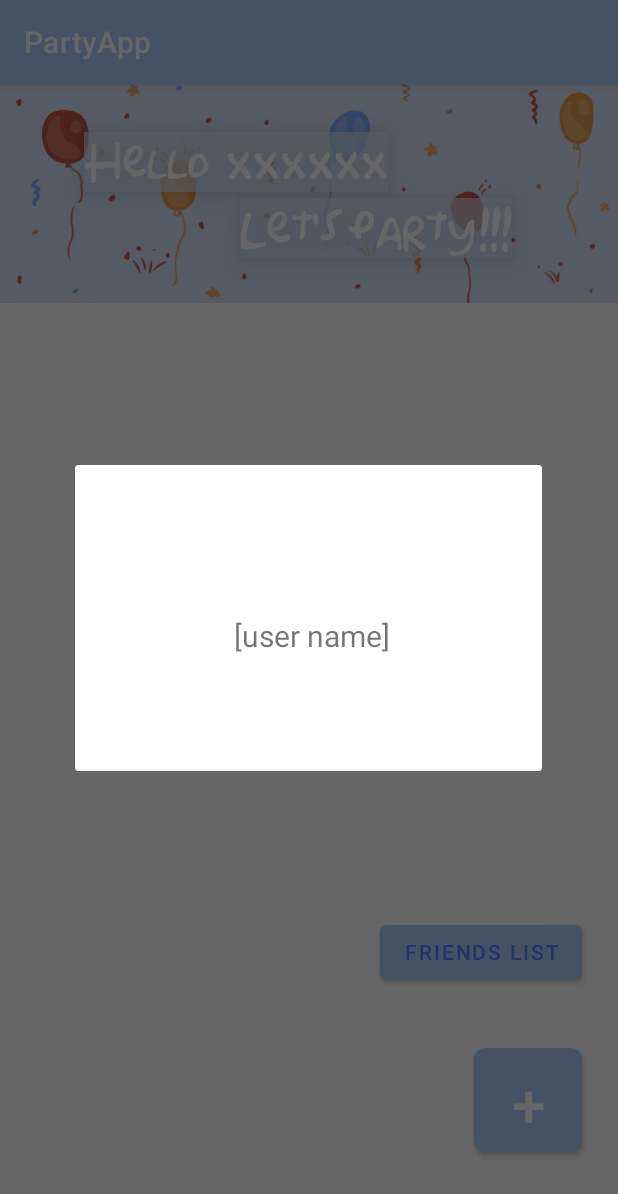
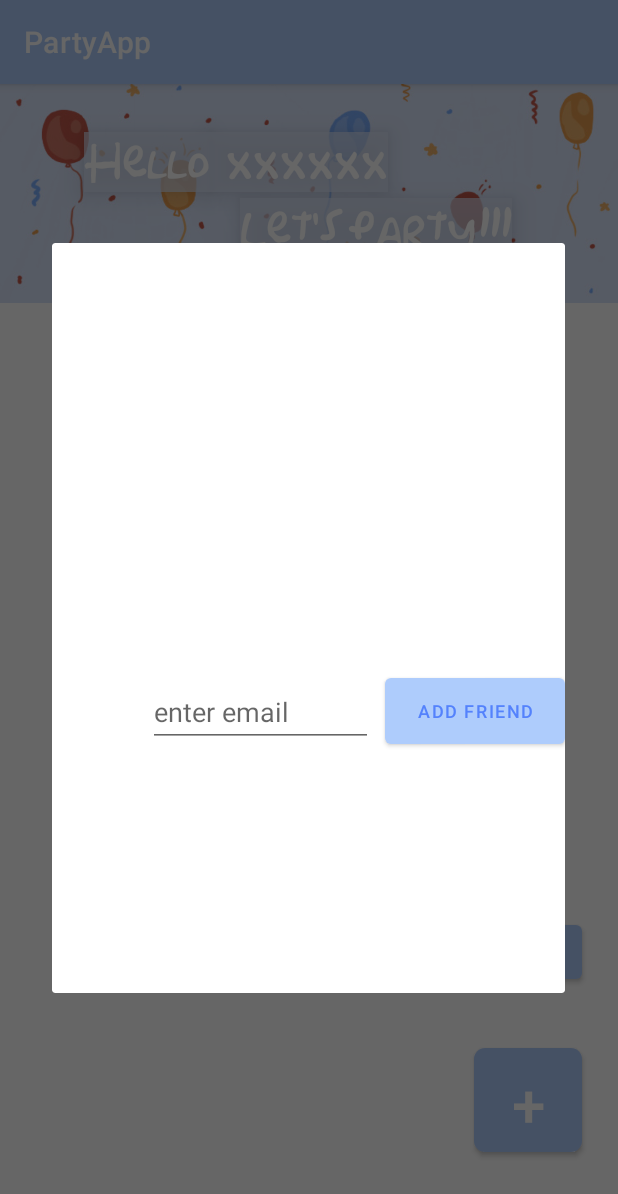
Before and after one commit to rexode/PartyApp, an Android app: the AllParties screen opened directly, with no data from a screen before it, after a tap on "FRIENDS LIST", on a phone screen of 412 x 824 dp. Shown: the top 1194 px of the screen. Run offline under Robolectric (Android 15) with nearby library versions, the phone set to English and light mode, and no system bars; our stand-ins replace Firebase (no records; nobody signed in at launch, a user with empty details on screens opened directly); 7 statements that could not run were skipped.

Commit message:
Code
1) added a few auxiliary functions to
AllParties such as getId and getName since it seemed to be faster than queriing the database again
2)switched to using firestore for the friends subcollection
3) merged friendsLiveData into Userdata due to the database change
4) added findIdByEmail auxiliary function to userlivedata to make sure we dont get dupliacate id's by autoid and can find id's for addfriend
5) added addfriend functionality
6) changed fragment and viewmodel to use the firestore database/userlivedata

additional comment:
i did run some tests, but i am increadebly zoned out so might have missed something, if it is so and something isnt working as intended shoot me a dm and i will get on it

```diff
--- a/app/build.gradle
+++ b/app/build.gradle
@@ -55,6 +55,8 @@ dependencies {
     implementation "androidx.lifecycle:lifecycle-viewmodel-ktx:2.0.0"
     implementation "org.jetbrains.kotlin:kotlin-stdlib-jdk7:$kotlin_version"
     implementation "androidx.recyclerview:recyclerview:1.2.0"
+    implementation platform('com.google.firebase:firebase-bom:28.0.1')
+    implementation 'com.google.firebase:firebase-firestore-ktx'
 
 }
 repositories {
--- a/app/src/main/AndroidManifest.xml
+++ b/app/src/main/AndroidManifest.xml
@@ -1,7 +1,7 @@
 <?xml version="1.0" encoding="utf-8"?>
 <manifest xmlns:android="http://schemas.android.com/apk/res/android"
     package="com.example.partyapp">
-
+    <uses-permission android:name="android.permission.INTERNET"/>
     <application
         android:allowBackup="true"
         android:icon="@mipmap/ic_launcher"
--- a/app/src/main/java/com/example/partyapp/FriendListViewModel.kt
+++ b/app/src/main/java/com/example/partyapp/FriendListViewModel.kt
@@ -5,21 +5,15 @@ import androidx.lifecycle.ViewModel
 class FriendListViewModel : ViewModel() {
 
     private  val users = UserLiveData()
-    private val friendsLists = FriendsListLiveData()
 
-    fun addList(list: FriendsList, id: String)
+    fun addOrChangeList(list: FriendsList, id: String)
     {
-        friendsLists.addList(list,id)
+        users.addListOrUpdate(list,id)
     }
 
-    fun changeList(id: String, list: FriendsList, fid: String)
+    fun getList(id: String):MutableList<User>?
     {
-        friendsLists.addFriendtoList(list,id,fid)
-    }
-
-    fun getList(id: String):FriendsListLiveData
-    {
-        return friendsLists.getFriendsList(id)
+        return users.getFriendsList(id)
     }
 
     fun getUserData():UserLiveData
@@ -27,8 +21,13 @@ class FriendListViewModel : ViewModel() {
         return  users
     }
 
-    fun getFriendsListData(): FriendsListLiveData
+    fun addFriendToList(id: String, email: String)
     {
-        return  friendsLists
+        users.addFriendToList(id,email)
+    }
+
+    fun getFriendsListData(): UserLiveData
+    {
+        return users
     }
 }
--- a/app/src/main/java/com/example/partyapp/FriendsListAdapter.kt
+++ b/app/src/main/java/com/example/partyapp/FriendsListAdapter.kt
@@ -6,7 +6,7 @@ import android.view.ViewGroup
 import android.widget.TextView
 import androidx.recyclerview.widget.RecyclerView
 
-class FriendsListAdapter(private val fList: List<User>?) : RecyclerView.Adapter<FriendsListAdapter.ViewHolder>() {
+class FriendsListAdapter(private val fList: MutableList<User>?) : RecyclerView.Adapter<FriendsListAdapter.ViewHolder>() {
 
     override fun onCreateViewHolder(parent: ViewGroup, viewType: Int): ViewHolder {
 
--- a/app/src/main/java/com/example/partyapp/FriendsListDialogFragment.kt
+++ b/app/src/main/java/com/example/partyapp/FriendsListDialogFragment.kt
@@ -35,13 +35,16 @@ class FriendsListDialogFragment(var Activity: AllParties) : DialogFragment() {
 
 
 
+        lview.textView_user_name_fl.text = Activity.getName()
+        lview.recyclerView_friends_list.layoutManager = LinearLayoutManager(Activity)
+        lview.recyclerView_friends_list.adapter = FriendsListAdapter(viewmodel.getList(Activity.getId()))
 
-        lview.recyclerView_friends_list.layoutManager = LinearLayoutManager(Activity)
-        var liveList:List<User>?
-        viewmodel.getFriendsListData().getFriendsList(Activity.getId()).observe(this,{list -> liveList = list.friends
-        val adapter = FriendsListAdapter(liveList)
-            recyclerView_friends_list.adapter = adapter
-        })
+
+        button_add_friend.setOnClickListener{
+            viewmodel.addFriendToList(Activity.getId(),flist_enter_email.text.toString())
+            flist_enter_email.text.clear()
+        }
+
 
 
 
--- a/app/src/main/java/com/example/partyapp/FriendsListLiveData.kt
+++ /dev/null
@@ -1,55 +0,0 @@
-package com.example.partyapp
-
-import androidx.lifecycle.LiveData
-import com.google.firebase.database.*
-import com.google.firebase.database.ktx.getValue
-
-class FriendsListLiveData : LiveData<FriendsList>() {
-    private var referance : DatabaseReference
-    init {
-        referance = FirebaseDatabase.getInstance().getReference("FriendsLists")
-    }
-
-    fun addList(flist: FriendsList, id: String){
-        referance.child(id).setValue(flist)
-    }
-
-    fun updateList(flist: FriendsList,id: String)
-    {
-        referance.child(id).updateChildren(flist.toMap())
-    }
-
-    fun addFriendtoList(flist: FriendsList,id: String,friendId: String)
-    {
-        var usData : UserLiveData = UserLiveData()
-        flist.friends!!.add(usData.getUser(friendId).value!!)
-        updateList(flist,id)
-    }
-
-    fun getFriendsList(id: String): FriendsListLiveData
-    {
-        referance.addValueEventListener(object : ValueEventListener{
-            override fun onDataChange(snapshot: DataSnapshot) {
-                var llist: FriendsList
-                snapshot.children.forEach{
-                    if(it != null)
-                    {
-                        val tlist = it.getValue<FriendsList>()!!
-                            .also { list -> if(it.key == id){
-                                llist = FriendsList(list.user,list.friends)
-                                value = llist
-                            }
-                            }
-                    }
-                }
-            }
-
-            override fun onCancelled(error: DatabaseError) {
-                TODO("Not yet implemented")
-            }
-
-        })
-        return this
-    }
-
-}
--- a/app/src/main/res/layout/friends_list_layout.xml
+++ b/app/src/main/res/layout/friends_list_layout.xml
@@ -9,8 +9,8 @@
         android:id="@+id/textView_user_name_fl"
         android:layout_width="200dp"
         android:layout_height="54dp"
-        android:layout_marginStart="106dp"
-        android:layout_marginTop="100dp"
+        android:layout_marginStart="108dp"
+        android:layout_marginTop="96dp"
         android:text="[user name]"
         android:textSize="20sp"
         app:layout_constraintStart_toStartOf="parent"
@@ -18,11 +18,35 @@
 
     <androidx.recyclerview.widget.RecyclerView
         android:id="@+id/recyclerView_friends_list"
-        android:layout_width="205dp"
-        android:layout_height="wrap_content"
+        android:layout_width="200dp"
+        android:layout_height="300dp"
         android:layout_marginStart="106dp"
         android:layout_marginTop="50dp"
         app:layout_constraintStart_toStartOf="parent"
         app:layout_constraintTop_toBottomOf="@+id/textView_user_name_fl" />
 
+    <Button
+        android:id="@+id/button_add_friend"
+        android:layout_width="120dp"
+        android:layout_height="56dp"
+        android:layout_marginStart="8dp"
+        android:layout_marginBottom="160dp"
+        android:text="add friend"
+        android:textSize="12sp"
+        app:layout_constraintBottom_toBottomOf="parent"
+        app:layout_constraintStart_toEndOf="@+id/flist_enter_email" />
+
+    <EditText
+        android:id="@+id/flist_enter_email"
+        android:layout_width="150dp"
+        android:layout_height="46dp"
+        android:layout_marginStart="64dp"
+        android:layout_marginBottom="164dp"
+        android:ems="10"
+        android:hint="enter email"
+        android:inputType="textPersonName"
+        app:layout_constraintBottom_toBottomOf="parent"
+        app:layout_constraintStart_toStartOf="parent"
+        tools:ignore="TouchTargetSizeCheck" />
+
 </androidx.constraintlayout.widget.ConstraintLayout>
```
Also changed, not shown: app/src/main/java/com/example/partyapp/AllParties.kt (+8 -0 lines), app/src/main/java/com/example/partyapp/UserLiveData.kt (+121 -0 lines), app/src/main/res/layout/single_party.xml (+8 -3 lines).
